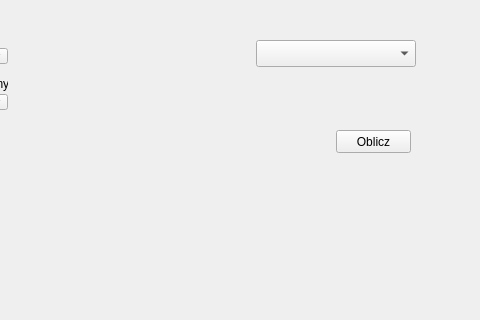
The window that Projekt2_dialog_base.ui (misiek0n/Projekt2) describes before a commit, drawn with Qt 5; both pictures show x 154 to 634 and y 0 to 320 of the 634 by 538 pixel window.
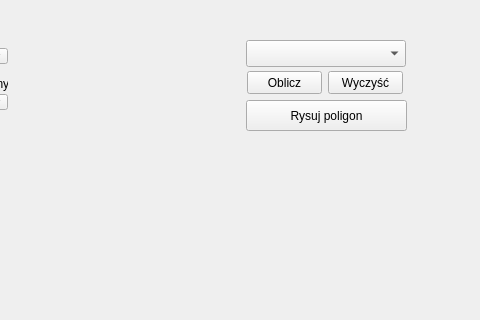
The same window after the commit. Custom widgets are drawn as their Qt base class.

Commit message: dodanie rysowania poligonu, zmiana widocznosci jednostek powierzchni

Diff of the .ui file:
```diff
--- a/Projekt2_dialog_base.ui
+++ b/Projekt2_dialog_base.ui
@@ -133,8 +133,8 @@
   <widget class="QPushButton" name="pushButton_oblicz">
    <property name="geometry">
     <rect>
-     <x>490</x>
-     <y>130</y>
+     <x>401</x>
+     <y>71</y>
      <width>75</width>
      <height>23</height>
     </rect>
@@ -146,7 +146,7 @@
   <widget class="QgsMapLayerComboBox" name="mMapLayerComboBox_layers">
    <property name="geometry">
     <rect>
-     <x>410</x>
+     <x>400</x>
      <y>40</y>
      <width>160</width>
      <height>27</height>
@@ -186,6 +186,32 @@
     <string>Wybór układu współrzędnych</string>
    </property>
   </widget>
+  <widget class="QPushButton" name="pushButton_clear">
+   <property name="geometry">
+    <rect>
+     <x>482</x>
+     <y>71</y>
+     <width>75</width>
+     <height>23</height>
+    </rect>
+   </property>
+   <property name="text">
+    <string>Wyczyść</string>
+   </property>
+  </widget>
+  <widget class="QPushButton" name="pushButton_rysuj">
+   <property name="geometry">
+    <rect>
+     <x>400</x>
+     <y>100</y>
+     <width>161</width>
+     <height>31</height>
+    </rect>
+   </property>
+   <property name="text">
+    <string>Rysuj poligon</string>
+   </property>
+  </widget>
  </widget>
  <customwidgets>
   <customwidget>
```
Left out of the diff: 24 changed lines with no effect on the pictures. The commit also changes 2 other files.
